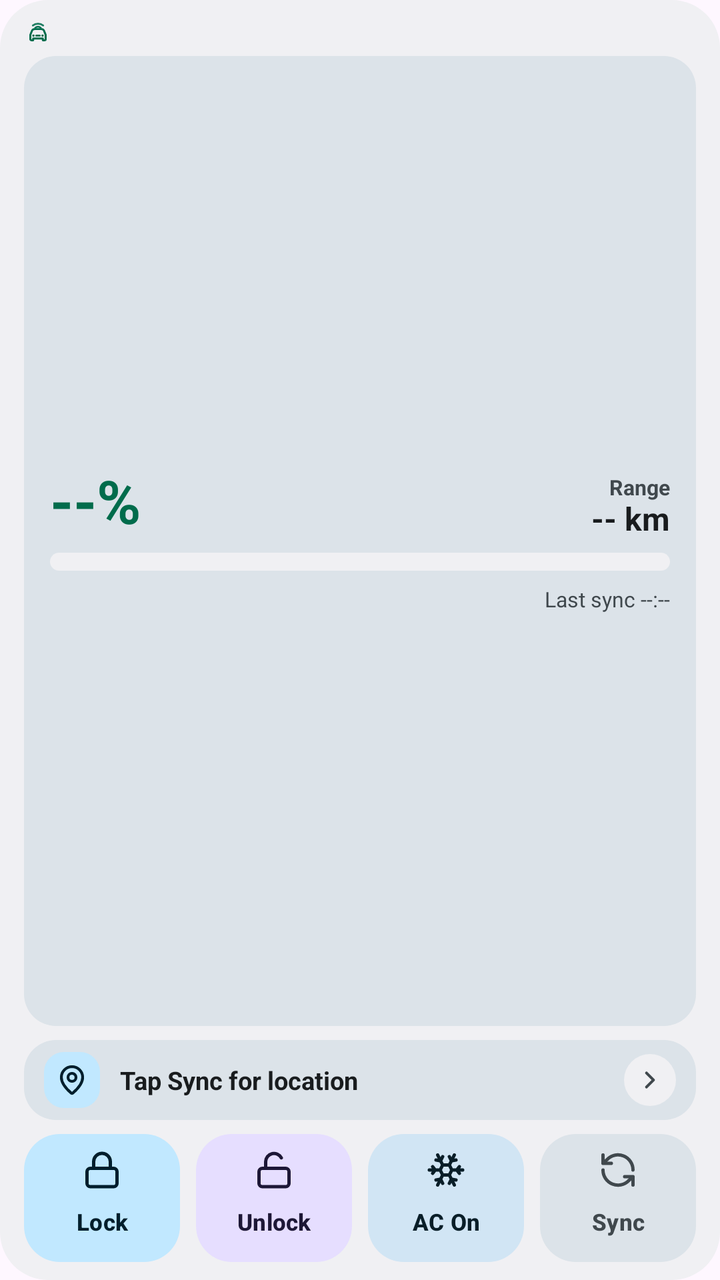
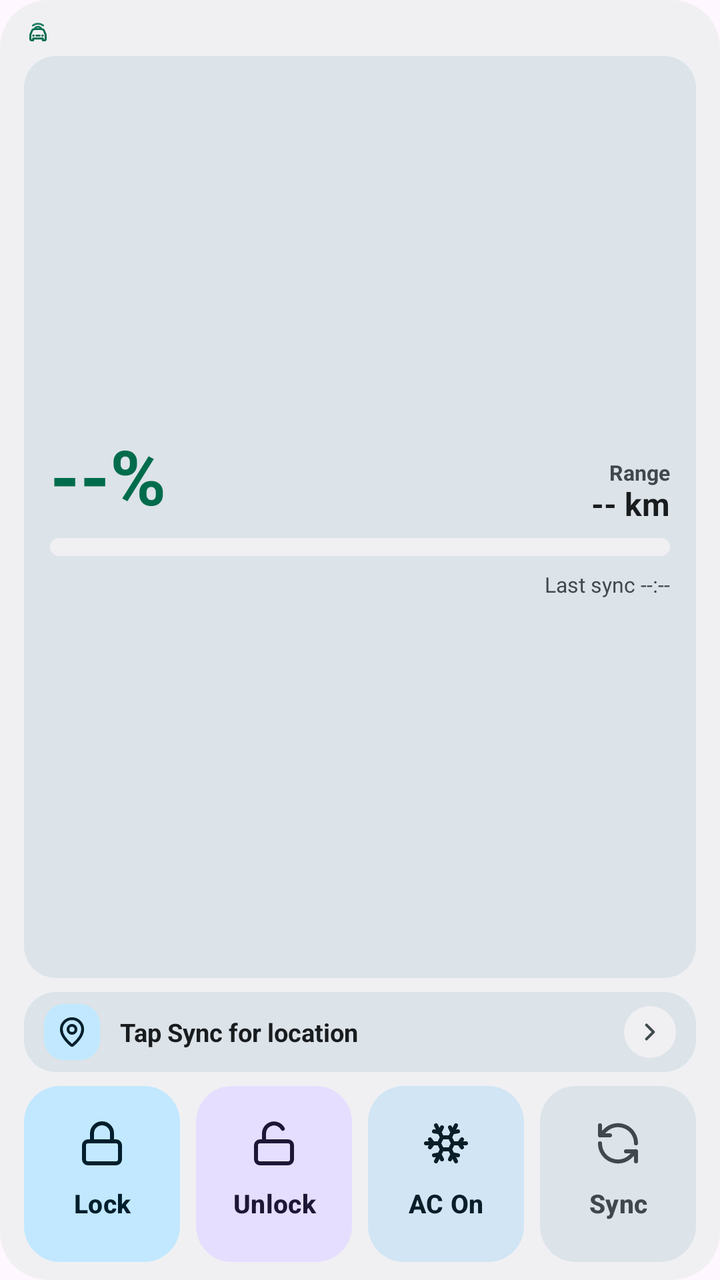

Compare the two renders of this Android layout. The source of the first and the diff that turns it into the second are given below.
<!-- AndroidManifest.xml: application theme Theme.BydWatch -->
<!-- res/layout/widget_vehicle_4x3.xml -->
<?xml version="1.0" encoding="utf-8"?>
<LinearLayout xmlns:android="http://schemas.android.com/apk/res/android"
    android:id="@+id/widgetRoot"
    android:layout_width="match_parent"
    android:layout_height="match_parent"
    android:background="@drawable/bg_widget_card"
    android:orientation="vertical"
    android:paddingHorizontal="12dp"
    android:paddingVertical="9dp">

    <include layout="@layout/include_widget_4x3_header" />

    
    <LinearLayout
        android:id="@+id/layoutWidgetBatteryCard"
        android:layout_width="match_parent"
        android:layout_height="0dp"
        android:layout_marginBottom="7dp"
        android:layout_weight="1"
        android:background="@drawable/bg_widget_subcard"
        android:gravity="center_vertical"
        android:orientation="vertical"
        android:paddingHorizontal="13dp"
        android:paddingVertical="8dp">

        <LinearLayout
            android:layout_width="match_parent"
            android:layout_height="wrap_content"
            android:gravity="bottom"
            android:orientation="horizontal">

            <TextView
                android:id="@+id/tvWidgetSoc"
                android:layout_width="wrap_content"
                android:layout_height="wrap_content"
                android:includeFontPadding="false"
                android:text="--%"
                android:textColor="@color/accent_emerald"
                android:textSize="30sp"
                android:textStyle="bold" />

            <LinearLayout
                android:layout_width="0dp"
                android:layout_height="wrap_content"
                android:layout_marginStart="10dp"
                android:layout_weight="1"
                android:gravity="end"
                android:orientation="vertical">

                <TextView
                    android:id="@+id/tvWidgetRangeLabel"
                    android:layout_width="wrap_content"
                    android:layout_height="wrap_content"
                    android:includeFontPadding="false"
                    android:text="@string/label_range"
                    android:textColor="@color/widget_on_surface_variant"
                    android:textSize="10.5sp"
                    android:textStyle="bold" />

                <TextView
                    android:id="@+id/tvWidgetRange"
                    android:layout_width="wrap_content"
                    android:layout_height="wrap_content"
                    android:ellipsize="end"
                    android:includeFontPadding="false"
                    android:maxLines="1"
                    android:text="-- km"
                    android:textColor="@color/widget_on_surface"
                    android:textSize="16sp"
                    android:textStyle="bold" />
            </LinearLayout>
        </LinearLayout>

        <ProgressBar
            android:id="@+id/pbWidgetSoc"
            style="?android:attr/progressBarStyleHorizontal"
            android:layout_width="match_parent"
            android:layout_height="9dp"
            android:layout_marginTop="7dp"
            android:max="100"
            android:progress="0"
            android:progressDrawable="@drawable/progress_widget_soc_on_card" />

        <LinearLayout
            android:layout_width="match_parent"
            android:layout_height="wrap_content"
            android:layout_marginTop="7dp"
            android:gravity="center_vertical"
            android:orientation="horizontal">

            <LinearLayout
                android:layout_width="0dp"
                android:layout_height="wrap_content"
                android:layout_weight="1"
                android:orientation="horizontal">

                <TextView
                    android:id="@+id/tvWidgetBatteryMeta"
                    android:layout_width="wrap_content"
                    android:layout_height="wrap_content"
                    android:background="@drawable/bg_widget_chip_on_subcard"
                    android:ellipsize="end"
                    android:maxLines="1"
                    android:paddingHorizontal="8dp"
                    android:paddingVertical="2dp"
                    android:textColor="@color/widget_on_surface_variant"
                    android:textSize="10.5sp"
                    android:textStyle="bold"
                    android:visibility="gone" />
            </LinearLayout>

            <TextView
                android:id="@+id/tvWidgetLastSync"
                android:layout_width="wrap_content"
                android:layout_height="wrap_content"
                android:layout_marginStart="8dp"
                android:ellipsize="end"
                android:maxLines="1"
                android:text="Last sync --:--"
                android:textColor="@color/widget_on_surface_variant"
                android:textSize="10.5sp" />
        </LinearLayout>
    </LinearLayout>

    <include layout="@layout/include_widget_4x3_location" />

    <include layout="@layout/include_widget_4x3_actions" />
</LinearLayout>
<!-- res/layout/include_widget_4x3_header.xml (included above) -->
<?xml version="1.0" encoding="utf-8"?>
<LinearLayout xmlns:android="http://schemas.android.com/apk/res/android"
    android:id="@+id/widgetHeader"
    android:layout_width="match_parent"
    android:layout_height="wrap_content"
    android:layout_marginBottom="5dp"
    android:gravity="center_vertical"
    android:orientation="horizontal">

    <LinearLayout
        android:layout_width="0dp"
        android:layout_height="wrap_content"
        android:layout_weight="1"
        android:gravity="center_vertical"
        android:orientation="horizontal">

        <ImageView
            android:id="@+id/ivWidgetBrandLogo"
            android:layout_width="14dp"
            android:layout_height="14dp"
            android:layout_marginEnd="5dp"
            android:contentDescription="@string/app_name"
            android:src="@drawable/ic_ev_watch_logo"
            android:tint="@color/accent_emerald" />

        <TextView
            android:id="@+id/tvWidgetCarModel"
            android:layout_width="0dp"
            android:layout_height="wrap_content"
            android:layout_weight="1"
            android:ellipsize="end"
            android:maxLines="1"
            android:textColor="@color/widget_on_surface"
            android:textSize="11sp"
            android:textStyle="bold"
            android:visibility="gone" />
    </LinearLayout>

    <TextView
        android:id="@+id/tvWidgetBanner"
        android:layout_width="wrap_content"
        android:layout_height="wrap_content"
        android:layout_marginStart="4dp"
        android:background="@drawable/bg_widget_chip"
        android:ellipsize="end"
        android:maxLines="1"
        android:paddingHorizontal="7dp"
        android:paddingVertical="3dp"
        android:text="Ready"
        android:textColor="@color/widget_on_surface_variant"
        android:textSize="10sp"
        android:textStyle="bold"
        android:visibility="gone" />

    <TextView
        android:id="@+id/tvWidgetLockStatus"
        android:layout_width="wrap_content"
        android:layout_height="wrap_content"
        android:layout_marginStart="4dp"
        android:background="@drawable/bg_widget_chip"
        android:maxLines="1"
        android:paddingHorizontal="7dp"
        android:paddingVertical="3dp"
        android:text="Locked"
        android:textColor="@color/widget_on_surface_variant"
        android:textSize="10sp"
        android:textStyle="bold"
        android:visibility="gone" />

    <TextView
        android:id="@+id/tvWidgetAcStatus"
        android:layout_width="wrap_content"
        android:layout_height="wrap_content"
        android:layout_marginStart="4dp"
        android:background="@drawable/bg_widget_chip"
        android:maxLines="1"
        android:paddingHorizontal="7dp"
        android:paddingVertical="3dp"
        android:text="AC Off"
        android:textColor="@color/widget_on_surface_variant"
        android:textSize="10sp"
        android:textStyle="bold"
        android:visibility="gone" />
</LinearLayout>
<!-- res/layout/include_widget_4x3_location.xml (included above) -->
<?xml version="1.0" encoding="utf-8"?>
<LinearLayout xmlns:android="http://schemas.android.com/apk/res/android"
    android:id="@+id/layoutWidgetLocationBar"
    android:layout_width="match_parent"
    android:layout_height="wrap_content"
    android:layout_marginBottom="7dp"
    android:background="@drawable/bg_widget_subcard"
    android:gravity="center_vertical"
    android:minHeight="40dp"
    android:orientation="horizontal"
    android:paddingHorizontal="10dp"
    android:paddingVertical="6dp"
    android:visibility="visible">

    <FrameLayout
        android:layout_width="28dp"
        android:layout_height="28dp"
        android:layout_marginEnd="10dp"
        android:background="@drawable/bg_widget_pin_badge">

        <ImageView
            android:layout_width="16dp"
            android:layout_height="16dp"
            android:layout_gravity="center"
            android:contentDescription="@string/label_car_location"
            android:src="@drawable/ic_widget_pin" />
    </FrameLayout>

    <TextView
        android:id="@+id/tvWidgetLocationText"
        android:layout_width="0dp"
        android:layout_height="wrap_content"
        android:layout_weight="1"
        android:ellipsize="end"
        android:maxLines="1"
        android:text="@string/location_widget_empty"
        android:textColor="@color/widget_on_surface"
        android:textSize="12.5sp"
        android:textStyle="bold" />

    <FrameLayout
        android:layout_width="26dp"
        android:layout_height="26dp"
        android:layout_marginStart="8dp"
        android:background="@drawable/bg_widget_chevron_badge">

        <ImageView
            android:layout_width="14dp"
            android:layout_height="14dp"
            android:layout_gravity="center"
            android:contentDescription="@string/nav_dialog_confirm"
            android:src="@drawable/ic_widget_chevron" />
    </FrameLayout>
</LinearLayout>
<!-- res/layout/include_widget_4x3_actions.xml (included above) -->
<?xml version="1.0" encoding="utf-8"?>
<LinearLayout xmlns:android="http://schemas.android.com/apk/res/android"
    android:layout_width="match_parent"
    android:layout_height="64dp"
    android:orientation="horizontal">

    <LinearLayout
        android:id="@+id/tileWidgetLock"
        android:layout_width="0dp"
        android:layout_height="match_parent"
        android:layout_marginEnd="4dp"
        android:layout_weight="1"
        android:background="@drawable/bg_widget_btn_primary"
        android:gravity="center"
        android:orientation="vertical"
        android:paddingHorizontal="4dp">

        <ImageView
            android:id="@+id/ivWidgetLock"
            android:layout_width="20dp"
            android:layout_height="20dp"
            android:layout_marginBottom="4dp"
            android:importantForAccessibility="no"
            android:src="@drawable/ic_slot_lock"
            android:tint="@color/widget_on_primary_container" />

        <Button
            android:id="@+id/btnWidgetLock"
            android:layout_width="match_parent"
            android:layout_height="wrap_content"
            android:background="@android:color/transparent"
            android:ellipsize="end"
            android:gravity="center"
            android:maxLines="1"
            android:minWidth="0dp"
            android:minHeight="0dp"
            android:padding="0dp"
            android:stateListAnimator="@null"
            android:text="Lock"
            android:textAllCaps="false"
            android:textColor="@color/widget_on_primary_container"
            android:textSize="11.5sp"
            android:textStyle="bold" />
    </LinearLayout>

    <LinearLayout
        android:id="@+id/tileWidgetUnlock"
        android:layout_width="0dp"
        android:layout_height="match_parent"
        android:layout_marginHorizontal="4dp"
        android:layout_weight="1"
        android:background="@drawable/bg_widget_btn_tertiary"
        android:gravity="center"
        android:orientation="vertical"
        android:paddingHorizontal="4dp">

        <ImageView
            android:id="@+id/ivWidgetUnlock"
            android:layout_width="20dp"
            android:layout_height="20dp"
            android:layout_marginBottom="4dp"
            android:importantForAccessibility="no"
            android:src="@drawable/ic_slot_unlock"
            android:tint="@color/widget_on_tertiary_container" />

        <Button
            android:id="@+id/btnWidgetUnlock"
            android:layout_width="match_parent"
            android:layout_height="wrap_content"
            android:background="@android:color/transparent"
            android:ellipsize="end"
            android:gravity="center"
            android:maxLines="1"
            android:minWidth="0dp"
            android:minHeight="0dp"
            android:padding="0dp"
            android:stateListAnimator="@null"
            android:text="Unlock"
            android:textAllCaps="false"
            android:textColor="@color/widget_on_tertiary_container"
            android:textSize="11.5sp"
            android:textStyle="bold" />
    </LinearLayout>

    <LinearLayout
        android:id="@+id/tileWidgetAc"
        android:layout_width="0dp"
        android:layout_height="match_parent"
        android:layout_marginHorizontal="4dp"
        android:layout_weight="1"
        android:background="@drawable/bg_widget_btn_secondary"
        android:gravity="center"
        android:orientation="vertical"
        android:paddingHorizontal="4dp">

        <ImageView
            android:id="@+id/ivWidgetAc"
            android:layout_width="20dp"
            android:layout_height="20dp"
            android:layout_marginBottom="4dp"
            android:importantForAccessibility="no"
            android:src="@drawable/ic_slot_ac"
            android:tint="@color/widget_on_secondary_container" />

        <Button
            android:id="@+id/btnWidgetAc"
            android:layout_width="match_parent"
            android:layout_height="wrap_content"
            android:background="@android:color/transparent"
            android:ellipsize="end"
            android:gravity="center"
            android:maxLines="1"
            android:minWidth="0dp"
            android:minHeight="0dp"
            android:padding="0dp"
            android:stateListAnimator="@null"
            android:text="AC On"
            android:textAllCaps="false"
            android:textColor="@color/widget_on_secondary_container"
            android:textSize="11.5sp"
            android:textStyle="bold" />
    </LinearLayout>

    <LinearLayout
        android:id="@+id/tileWidgetRefresh"
        android:layout_width="0dp"
        android:layout_height="match_parent"
        android:layout_marginStart="4dp"
        android:layout_weight="1"
        android:background="@drawable/bg_widget_btn_tonal"
        android:gravity="center"
        android:orientation="vertical"
        android:paddingHorizontal="4dp">

        <ImageView
            android:id="@+id/ivWidgetRefresh"
            android:layout_width="20dp"
            android:layout_height="20dp"
            android:layout_marginBottom="4dp"
            android:importantForAccessibility="no"
            android:src="@drawable/ic_slot_sync"
            android:tint="@color/widget_on_surface_variant" />

        <Button
            android:id="@+id/btnWidgetRefresh"
            android:layout_width="match_parent"
            android:layout_height="wrap_content"
            android:background="@android:color/transparent"
            android:ellipsize="end"
            android:gravity="center"
            android:maxLines="1"
            android:minWidth="0dp"
            android:minHeight="0dp"
            android:padding="0dp"
            android:stateListAnimator="@null"
            android:text="Sync"
            android:textAllCaps="false"
            android:textColor="@color/widget_on_surface_variant"
            android:textSize="11.5sp"
            android:textStyle="bold" />
    </LinearLayout>
</LinearLayout>
<!-- resources referenced by this layout -->
<resources>
  <color name="accent_emerald">#006C4C</color>
  <color name="widget_on_primary_container">#002114</color>
  <color name="widget_on_secondary_container">#001E30</color>
  <color name="widget_on_surface">#181D1A</color>
  <color name="widget_on_surface_variant">#414944</color>
  <color name="widget_on_tertiary_container">#2B1700</color>
  <!-- drawable bg_widget_btn_primary (drawable) -->
  <?xml version="1.0" encoding="utf-8"?>
  <shape xmlns:android="http://schemas.android.com/apk/res/android"
      android:shape="rectangle">
      <solid android:color="@color/widget_primary_container" />
      <corners android:radius="18dp" />
  </shape>
  <!-- drawable bg_widget_btn_secondary (drawable) -->
  <?xml version="1.0" encoding="utf-8"?>
  <shape xmlns:android="http://schemas.android.com/apk/res/android"
      android:shape="rectangle">
      <solid android:color="@color/widget_secondary_container" />
      <corners android:radius="18dp" />
  </shape>
  <!-- drawable bg_widget_btn_tertiary (drawable) -->
  <?xml version="1.0" encoding="utf-8"?>
  <shape xmlns:android="http://schemas.android.com/apk/res/android"
      android:shape="rectangle">
      <solid android:color="@color/widget_tertiary_container" />
      <corners android:radius="18dp" />
  </shape>
  <!-- drawable bg_widget_btn_tonal (drawable) -->
  <?xml version="1.0" encoding="utf-8"?>
  <shape xmlns:android="http://schemas.android.com/apk/res/android"
      android:shape="rectangle">
      <solid android:color="@color/widget_surface_variant" />
      <corners android:radius="18dp" />
  </shape>
  <!-- drawable bg_widget_card (drawable) -->
  <?xml version="1.0" encoding="utf-8"?>
  <shape xmlns:android="http://schemas.android.com/apk/res/android"
      android:shape="rectangle">
      <solid android:color="@color/widget_surface" />
      <corners android:radius="24dp" />
  </shape>
  <!-- drawable bg_widget_chevron_badge (drawable) -->
  <?xml version="1.0" encoding="utf-8"?>
  <shape xmlns:android="http://schemas.android.com/apk/res/android"
      android:shape="oval">
      <solid android:color="@color/widget_surface" />
  </shape>
  <!-- drawable bg_widget_chip (drawable) -->
  <?xml version="1.0" encoding="utf-8"?>
  <shape xmlns:android="http://schemas.android.com/apk/res/android"
      android:shape="rectangle">
      <solid android:color="@color/widget_surface_variant" />
      <corners android:radius="999dp" />
  </shape>
  <!-- drawable bg_widget_chip_on_subcard (drawable) -->
  <?xml version="1.0" encoding="utf-8"?>
  <shape xmlns:android="http://schemas.android.com/apk/res/android"
      android:shape="rectangle">
      <solid android:color="@color/widget_surface" />
      <corners android:radius="999dp" />
  </shape>
  <!-- drawable bg_widget_pin_badge (drawable) -->
  <?xml version="1.0" encoding="utf-8"?>
  <shape xmlns:android="http://schemas.android.com/apk/res/android"
      android:shape="rectangle">
      <solid android:color="@color/widget_primary_container" />
      <corners android:radius="10dp" />
  </shape>
  <!-- drawable bg_widget_subcard (drawable) -->
  <?xml version="1.0" encoding="utf-8"?>
  <shape xmlns:android="http://schemas.android.com/apk/res/android"
      android:shape="rectangle">
      <solid android:color="@color/widget_surface_variant" />
      <corners android:radius="16dp" />
  </shape>
  <string name="app_name">BYD Open Remote</string>
  <string name="label_car_location">Car Location</string>
  <string name="label_range">Range</string>
  <string name="location_widget_empty">Tap Sync for location</string>
  <string name="nav_dialog_confirm">Navigate</string>
  <color name="widget_primary_container">#9FF2CE</color>
  <color name="widget_secondary_container">#CBE6FF</color>
  <color name="widget_tertiary_container">#FFE0B2</color>
  <color name="widget_surface_variant">#E3EBE6</color>
  <color name="widget_surface">#F3F7F4</color>
  <color name="bg_obsidian">#F6F8F7</color>
  <color name="accent_cyan">#00658E</color>
  <!-- unchanged entries left out for length: 10 -->
</resources>

<!-- the commit's change to res/layout/widget_vehicle_4x3.xml (unified diff, before → after) -->
@@ -36,7 +36,7 @@
                 android:includeFontPadding="false"
                 android:text="--%"
                 android:textColor="@color/accent_emerald"
-                android:textSize="30sp"
+                android:textSize="38sp"
                 android:textStyle="bold" />
 
             <LinearLayout
@@ -270,7 +270,7 @@
 <?xml version="1.0" encoding="utf-8"?>
 <LinearLayout xmlns:android="http://schemas.android.com/apk/res/android"
     android:layout_width="match_parent"
-    android:layout_height="64dp"
+    android:layout_height="88dp"
     android:orientation="horizontal">
 
     <LinearLayout
@@ -286,9 +286,9 @@
 
         <ImageView
             android:id="@+id/ivWidgetLock"
-            android:layout_width="20dp"
-            android:layout_height="20dp"
-            android:layout_marginBottom="4dp"
+            android:layout_width="24dp"
+            android:layout_height="24dp"
+            android:layout_marginBottom="5dp"
             android:importantForAccessibility="no"
             android:src="@drawable/ic_slot_lock"
             android:tint="@color/widget_on_primary_container" />
@@ -308,7 +308,7 @@
             android:text="Lock"
             android:textAllCaps="false"
             android:textColor="@color/widget_on_primary_container"
-            android:textSize="11.5sp"
+            android:textSize="13sp"
             android:textStyle="bold" />
     </LinearLayout>
 
@@ -325,9 +325,9 @@
 
         <ImageView
             android:id="@+id/ivWidgetUnlock"
-            android:layout_width="20dp"
-            android:layout_height="20dp"
-            android:layout_marginBottom="4dp"
+            android:layout_width="24dp"
+            android:layout_height="24dp"
+            android:layout_marginBottom="5dp"
             android:importantForAccessibility="no"
             android:src="@drawable/ic_slot_unlock"
             android:tint="@color/widget_on_tertiary_container" />
@@ -347,7 +347,7 @@
             android:text="Unlock"
             android:textAllCaps="false"
             android:textColor="@color/widget_on_tertiary_container"
-            android:textSize="11.5sp"
+            android:textSize="13sp"
             android:textStyle="bold" />
     </LinearLayout>
 
@@ -364,9 +364,9 @@
 
         <ImageView
             android:id="@+id/ivWidgetAc"
-            android:layout_width="20dp"
-            android:layout_height="20dp"
-            android:layout_marginBottom="4dp"
+            android:layout_width="24dp"
+            android:layout_height="24dp"
+            android:layout_marginBottom="5dp"
             android:importantForAccessibility="no"
             android:src="@drawable/ic_slot_ac"
             android:tint="@color/widget_on_secondary_container" />
@@ -386,7 +386,7 @@
             android:text="AC On"
             android:textAllCaps="false"
             android:textColor="@color/widget_on_secondary_container"
-            android:textSize="11.5sp"
+            android:textSize="13sp"
             android:textStyle="bold" />
     </LinearLayout>
 
@@ -403,9 +403,9 @@
 
         <ImageView
             android:id="@+id/ivWidgetRefresh"
-            android:layout_width="20dp"
-            android:layout_height="20dp"
-            android:layout_marginBottom="4dp"
+            android:layout_width="24dp"
+            android:layout_height="24dp"
+            android:layout_marginBottom="5dp"
             android:importantForAccessibility="no"
             android:src="@drawable/ic_slot_sync"
             android:tint="@color/widget_on_surface_variant" />
@@ -425,7 +425,7 @@
             android:text="Sync"
             android:textAllCaps="false"
             android:textColor="@color/widget_on_surface_variant"
-            android:textSize="11.5sp"
+            android:textSize="13sp"
             android:textStyle="bold" />
     </LinearLayout>
 </LinearLayout>
